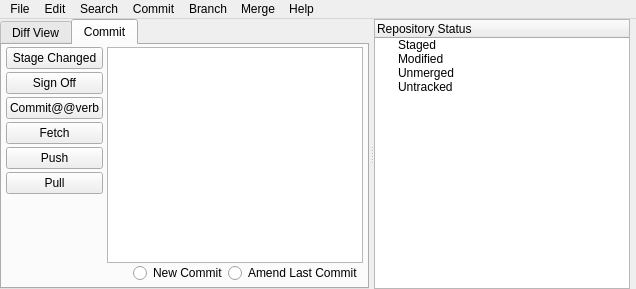
Before: the Qt Designer form ui/main.ui in git-cola/git-cola, drawn with Qt 5.
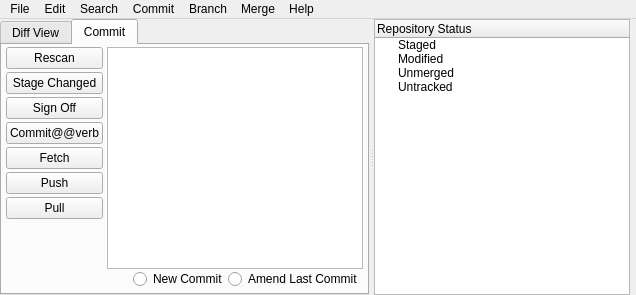
After: the same form once the commit is applied. The open tabs and pages were chosen to show the change.

Commit message:
usability: reinstate the rescan button
This brings back the old rescan button.  We hide the button whenever
inotify is available since rescan is automatic on linux.

Diff of the .ui file:
```diff
--- a/ui/main.ui
+++ b/ui/main.ui
@@ -7,7 +7,7 @@
     <x>0</x>
     <y>0</y>
     <width>630</width>
-    <height>289</height>
+    <height>295</height>
    </rect>
   </property>
   <property name="dockOptions" >
@@ -154,6 +154,13 @@
             <property name="margin" >
              <number>0</number>
             </property>
+            <item>
+             <widget class="QPushButton" name="rescan_button" >
+              <property name="text" >
+               <string>Rescan</string>
+              </property>
+             </widget>
+            </item>
             <item>
              <widget class="QPushButton" name="stage_button" >
               <property name="sizePolicy" >
```
Left out of the diff: 10 changed lines with no effect on the pictures. The commit also changes 1 other file.
